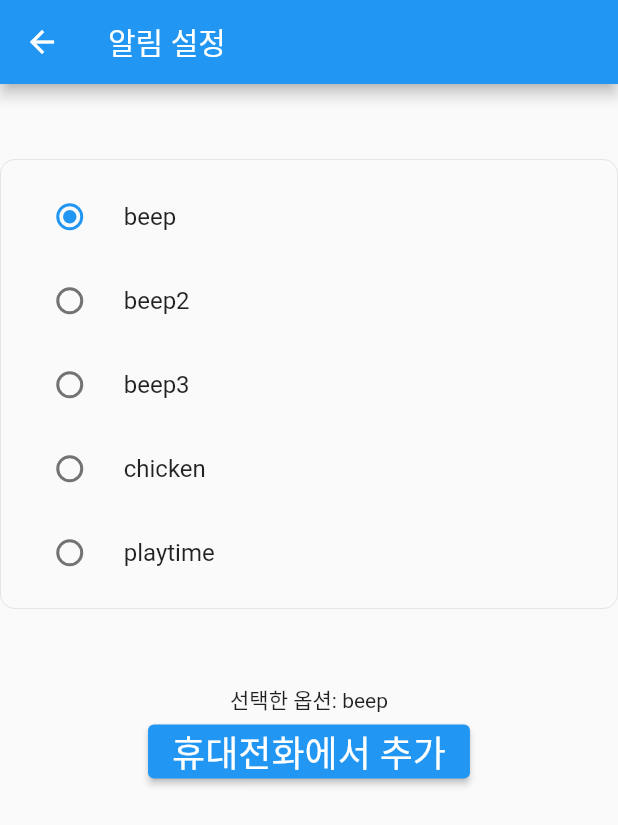
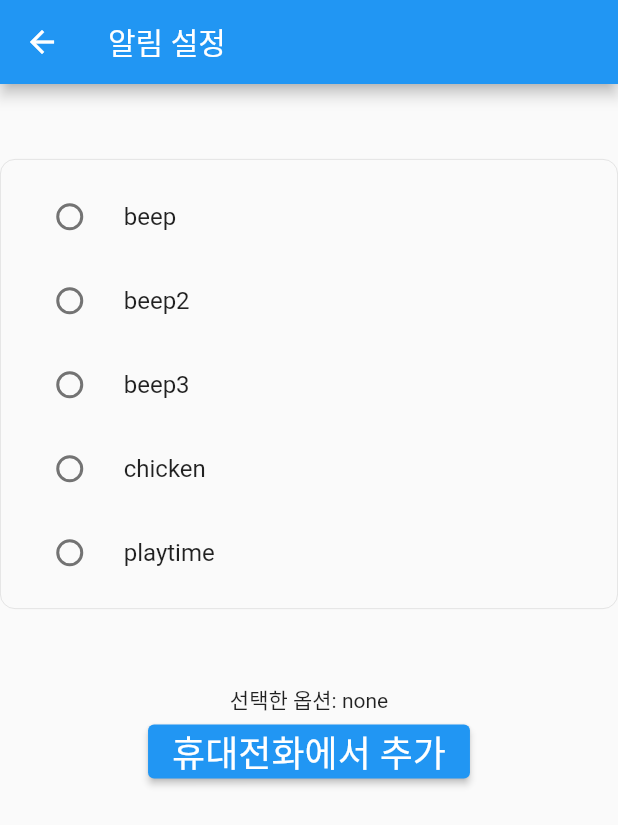
Before and after one commit to Cappuccinomild/blue_beacon, a Flutter app: the screen it shows after launch, after a tap on "알림 설정", on a phone screen of 412 x 824 dp. Shown: the top 825 px of the screen. Run offline on Flutter 3.47's test engine with Material 2 defaults, Android fonts, the phone set to English and light mode, and no system bars; our stand-ins replace device_info_plus, file_picker, flutter_local_notifications, just_audio, permission_handler, shared_preferences; missing offline and left inert: beacons_plugin, flutter_background_service, flutter_background_service_android.

```diff
--- a/lib/setting.dart
+++ b/lib/setting.dart
@@ -1,6 +1,7 @@
 import 'package:flutter/material.dart';
 import 'package:just_audio/just_audio.dart';
 import 'package:file_picker/file_picker.dart';
+import 'package:shared_preferences/shared_preferences.dart';
 
 class SettingScreen extends StatefulWidget {
   @override
@@ -8,12 +9,41 @@ class SettingScreen extends StatefulWidget {
 }
 
 class _SettingScreenState extends State<SettingScreen> {
-  String selectedOption = 'beep'; // 초기 선택값 설정
+  late String selectedOption = 'none'; // 초기 선택값 설정
   AudioPlayer player = AudioPlayer(); // 오디오 객체 생성
+  late SharedPreferences prefs;
+  late List<String> splitedStr;
 
   @override
   void initState() {
     super.initState();
+    initPrefs();
+  }
+
+  Future<void> initPrefs() async {
+    print("initPrefs() 호출");
+    prefs = await SharedPreferences.getInstance();
+
+    if (prefs.getBool('isUserFile') == false) {
+      setState(() {
+        selectedOption = prefs.getString('selectedSound')!;
+      });
+    } else {
+      setState(() {
+        // selectedOption = prefs.getString('filePath')!;
+        var filePath = prefs.getString('filePath');
+        splitedStr = filePath!.split('/');
+        selectedOption = splitedStr.last;
+      });
+    }
+
+    // 모든 키를 가져오고 각 키에 대한 값을 출력
+    final allKeys = prefs.getKeys();
+    for (final key in allKeys) {
+      final value = prefs.get(key);
+      print('Key: $key, Value: $value');
+    }
+    // 나머지 초기화 작업 수행
   }
 
   // Future audioPlayer() async {
@@ -29,6 +59,9 @@ class _SettingScreenState extends State<SettingScreen> {
     await player.setVolume(1);
     await player.setSpeed(1);
     await player.setAsset(audioAsset); // 선택한 옵션에 따라 다른 mp3 파일 설정
+
+    // await initPrefs();
+
     player.play();
   }
 
@@ -40,13 +73,18 @@ class _SettingScreenState extends State<SettingScreen> {
     if (result != null) {
       PlatformFile file = result.files.first;
       String filePath = file.path!; // 선택한 파일의 경로
-      List<String> splitedStr = filePath.split('/');
+      // List<String> splitedStr = filePath.split('/');
+      splitedStr = filePath.split('/');
 
       print("splitedStr: ${splitedStr}");
       print("splitedStr[last]: ${splitedStr.last}");
 
+      await prefs.setBool('isUserFile', true);
+      await prefs.setString('filePath', filePath);
+      await prefs.setString('selectedSound', 'none');
       await player.stop(); // 기존 오디오 정지
       await player.setFilePath(filePath); // 새로운 파일 설정
+
       setState(() {
         selectedOption = splitedStr.last;
       });
@@ -91,6 +129,9 @@ class _SettingScreenState extends State<SettingScreen> {
                         setState(() {
                           selectedOption = value!;
                         });
+                        prefs.setBool('isUserFile', false);
+                        prefs.setString('selectedSound', 'beep');
+                        prefs.setString('filePath', 'none');
                         audioPlayer('assets/audio/beep.mp3');
                       },
                     ),
@@ -101,8 +142,11 @@ class _SettingScreenState extends State<SettingScreen> {
                       onChanged: (value) {
                         setState(() {
                           selectedOption = value!;
-                          audioPlayer('assets/audio/beep2.mp3');
                         });
+                        prefs.setBool('isUserFile', false);
+                        prefs.setString('selectedSound', 'beep2');
+                        prefs.setString('filePath', 'none');
+                        audioPlayer('assets/audio/beep2.mp3');
                       },
                     ),
                     RadioListTile(
@@ -112,8 +156,11 @@ class _SettingScreenState extends State<SettingScreen> {
                       onChanged: (value) {
                         setState(() {
                           selectedOption = value!;
-                          audioPlayer('assets/audio/beep3.mp3');
                         });
+                        prefs.setBool('isUserFile', false);
+                        prefs.setString('selectedSound', 'beep3');
+                        prefs.setString('filePath', 'none');
+                        audioPlayer('assets/audio/beep3.mp3');
                       },
                     ),
                     RadioListTile(
@@ -123,8 +170,11 @@ class _SettingScreenState extends State<SettingScreen> {
                       onChanged: (value) {
                         setState(() {
                           selectedOption = value!;
-                          audioPlayer('assets/audio/chicken.mp3');
                         });
+                        prefs.setBool('isUserFile', false);
+                        prefs.setString('selectedSound', 'chicken');
+                        prefs.setString('filePath', 'none');
+                        audioPlayer('assets/audio/chicken.mp3');
                       },
                     ),
                     RadioListTile(
@@ -134,8 +184,11 @@ class _SettingScreenState extends State<SettingScreen> {
                       onChanged: (value) {
                         setState(() {
                           selectedOption = value!;
-                          audioPlayer('assets/audio/playtime.mp3');
                         });
+                        prefs.setBool('isUserFile', false);
+                        prefs.setString('selectedSound', 'playtime');
+                        prefs.setString('filePath', 'none');
+                        audioPlayer('assets/audio/playtime.mp3');
                       },
                     ),
                   ],
--- a/lib/test.dart
+++ b/lib/test.dart
@@ -9,7 +9,6 @@ import 'package:flutter/material.dart';
 //   ));
 // }
 
-// Generated by: https://www.figma.com/community/plugin/842128343887142055/
 class TestApp extends StatefulWidget {
   @override
   _TestAppState createState() => _TestAppState();
@@ -27,7 +26,7 @@ class _TestAppState extends State<TestApp> {
         // ),
         body: Center(
           child: Column(
-            mainAxisAlignment: MainAxisAlignment.spaceEvenly,
+            mainAxisAlignment: MainAxisAlignment.start,
             children: [
               // IconButton(
               //   onPressed: () {
@@ -39,7 +38,9 @@ class _TestAppState extends State<TestApp> {
               //     height: 500, // 이미지의 높이 설정
               //   ), // 아이콘 색상 설정
               // ),
-              InkWell(
+              Container(
+                margin: EdgeInsets.only(top: 200, bottom: 30),
+                child: InkWell(
                   highlightColor: Colors.transparent, // 모서리로 퍼져나가는 이펙트 제거
                   splashColor: Colors.transparent, // 클릭시 원형 이펙트 제거
                   onTap: () {
@@ -53,23 +54,51 @@ class _TestAppState extends State<TestApp> {
                       : Image.asset(
                           "assets/image/bluetooth_off.png"), // Bluetooth 꺼짐 상태 이미지
                 ),
+              ), // 아이콘 버튼
+              Container(
+                margin: EdgeInsets.only(bottom: 100),
+                child: Column(
+                  children: [
+                    Text(
+                      isBluetoothOn ? "블루투스가 켜져있습니다" : "블루투스가 꺼져있습니다",
+                      style: const TextStyle(
+                        fontSize: 24,
+                        fontWeight: FontWeight.bold,
+                      ),
+                    ),
+                    const SizedBox(height: 5),
+                    Text(
+                      isBluetoothOn
+                          ? "버튼을 누르면 블루투스 연결이 해제됩니다"
+                          : "버튼을 눌러 블루투스를 켜세요",
+                      style: const TextStyle(
+                        fontSize: 16,
+                        color: Colors.black26,
+                      ),
+                    ),
+                  ],
+                ),
+              ), // 설명 텍스트
               Row(
                 crossAxisAlignment: CrossAxisAlignment.center,
                 mainAxisAlignment: MainAxisAlignment.center,
                 children: [
                   ElevatedButton(
                     onPressed: () {},
-                    child: Text("비컨 재등록", style: TextStyle(fontSize: 24)),
+                    child: const Text("비컨 재등록", style: TextStyle(fontSize: 24)),
                   ),
                   SizedBox(width: 16),
                   ElevatedButton(
                     onPressed: () {
-                      Navigator.push(context, MaterialPageRoute(builder: (context) => SettingScreen()));
+                      Navigator.push(
+                          context,
+                          MaterialPageRoute(
+                              builder: (context) => SettingScreen()));
                     },
                     child: const Text("알림 설정", style: TextStyle(fontSize: 24)),
                   )
                 ],
-              ),
+              ), // 버튼 2개
             ],
           ),
         ),
```
Also changed, not shown: pubspec.lock, 1 other file. Lines whose indentation alone changed are shown as unchanged.
